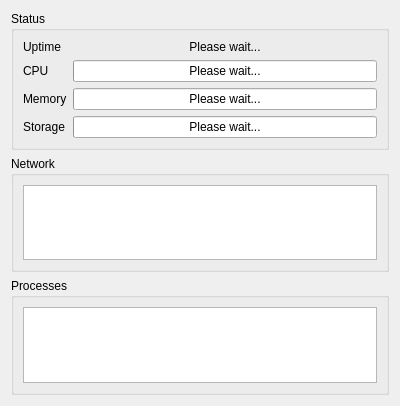
Before: the Qt Designer form src/brickv/plugin_system/plugins/red/ui/red_tab_overview.ui in Tinkerforge/brickv, drawn with Qt 5.
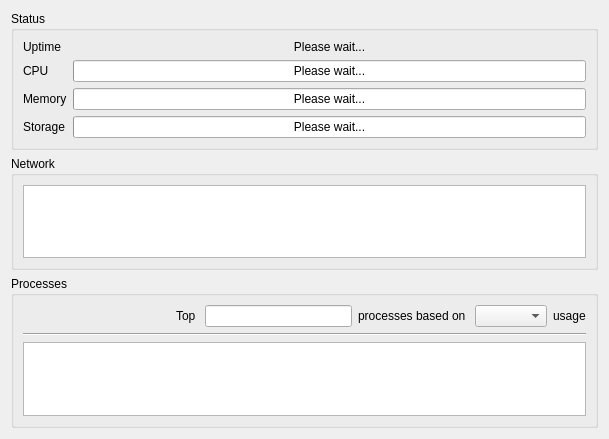
After: the same form once the commit is applied.

Commit message: red-brick: 1. Modifications on overview tab nic table 2. Basic layout for processes display on over view tab

Diff of the .ui file:
```diff
--- a/src/brickv/plugin_system/plugins/red/ui/red_tab_overview.ui
+++ b/src/brickv/plugin_system/plugins/red/ui/red_tab_overview.ui
@@ -6,8 +6,8 @@
    <rect>
     <x>0</x>
     <y>0</y>
-    <width>400</width>
-    <height>406</height>
+    <width>609</width>
+    <height>439</height>
    </rect>
   </property>
   <property name="windowTitle">
@@ -109,6 +109,12 @@
         <property name="selectionMode">
          <enum>QAbstractItemView::NoSelection</enum>
         </property>
+        <property name="sortingEnabled">
+         <bool>true</bool>
+        </property>
+        <attribute name="verticalHeaderVisible">
+         <bool>false</bool>
+        </attribute>
        </widget>
       </item>
      </layout>
@@ -121,9 +127,65 @@
      </property>
      <layout class="QGridLayout" name="gridLayout_3">
       <item row="0" column="0">
+       <spacer name="horizontalSpacer">
+        <property name="orientation">
+         <enum>Qt::Horizontal</enum>
+        </property>
+        <property name="sizeHint" stdset="0">
+         <size>
+          <width>40</width>
+          <height>20</height>
+         </size>
+        </property>
+       </spacer>
+      </item>
+      <item row="0" column="3">
+       <widget class="QLabel" name="label_based_on">
+        <property name="text">
+         <string>processes based on </string>
+        </property>
+       </widget>
+      </item>
+      <item row="0" column="2">
+       <widget class="QLineEdit" name="ledit_number_of_process"/>
+      </item>
+      <item row="0" column="4">
+       <widget class="QComboBox" name="cbox_based_on"/>
+      </item>
+      <item row="0" column="1">
+       <widget class="QLabel" name="label_top">
+        <property name="text">
+         <string>Top </string>
+        </property>
+       </widget>
+      </item>
+      <item row="0" column="5">
+       <widget class="QLabel" name="label_usage">
+        <property name="text">
+         <string>usage</string>
+        </property>
+       </widget>
+      </item>
+      <item row="2" column="0" colspan="6">
        <widget class="QTableView" name="tview_processes">
         <property name="editTriggers">
          <set>QAbstractItemView::NoEditTriggers</set>
+        </property>
+        <property name="selectionBehavior">
+         <enum>QAbstractItemView::SelectRows</enum>
+        </property>
+        <property name="sortingEnabled">
+         <bool>true</bool>
+        </property>
+        <attribute name="verticalHeaderVisible">
+         <bool>false</bool>
+        </attribute>
+       </widget>
+      </item>
+      <item row="1" column="0" colspan="6">
+       <widget class="Line" name="line">
+        <property name="orientation">
+         <enum>Qt::Horizontal</enum>
         </property>
        </widget>
       </item>
```
Left out of the diff: 4 changed lines with no effect on the pictures. The commit also changes 1 other file.
